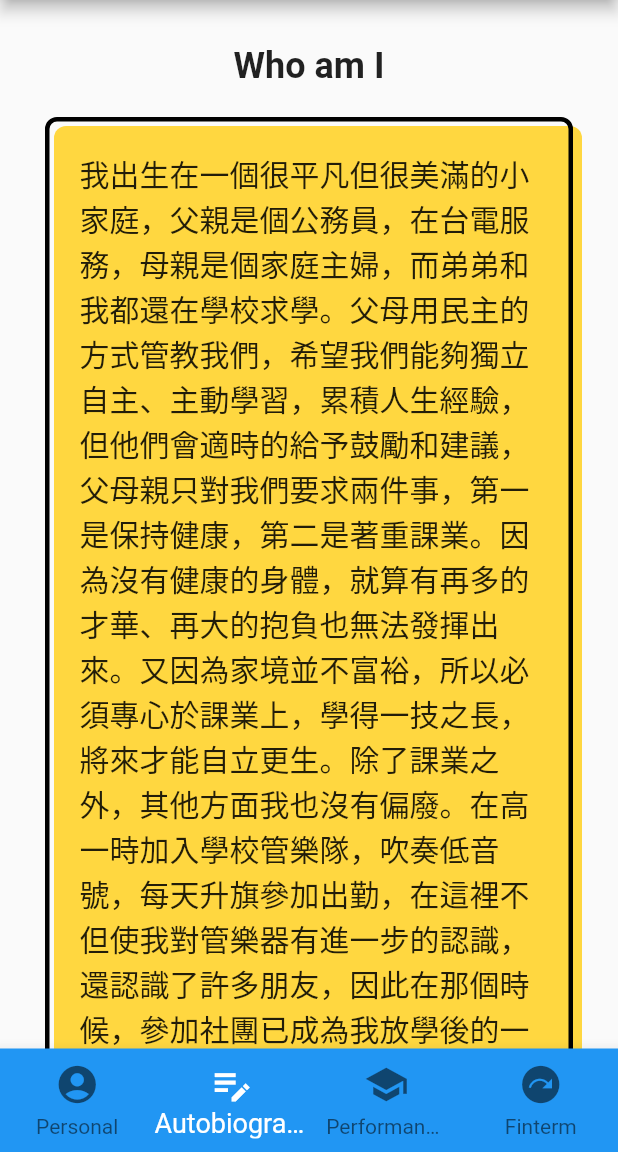
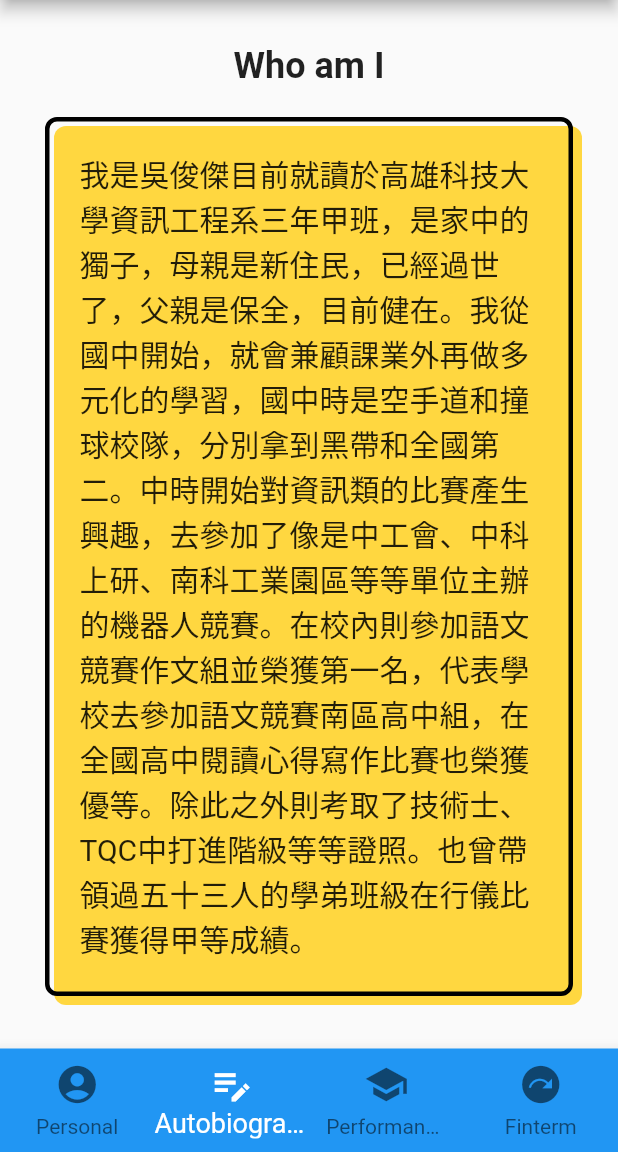
Before and after one commit to kevemwu/NKUST_C109151150_WuJunJie, a Flutter app: the screen it shows after launch, item 2 of the bottom bar chosen, on a phone screen of 412 x 824 dp, the part 84-1236 px from its top. Run offline on Flutter 3.47's test engine with Material 2 defaults, Android fonts, the phone set to English and light mode, and no system bars; our stand-ins replace audioplayers.

Commit message:
Update screen2.dart

```diff
--- a/lib/screen2.dart
+++ b/lib/screen2.dart
@@ -3,23 +3,17 @@ import 'package:audioplayers/audioplayers.dart';
 
 class screen2 extends StatelessWidget {
 
-  final String s1='我出生在一個很平凡但很美滿的小家庭，父親是個公務員，'
-      '在台電服務，母親是個家庭主婦，而弟弟和我都還在學校求學。'
-      '父母用民主的方式管教我們，希望我們能夠獨立自主、主動學習，'
-      '累積人生經驗，但他們會適時的給予鼓勵和建議，父母親只對'
-      '我們要求兩件事，第一是保持健康，第二是著重課業。因為沒有'
-      '健康的身體，就算有再多的才華、再大的抱負也無法發揮出來。'
-      '又因為家境並不富裕，所以必須專心於課業上，學得一技之長'
-      '，將來才能自立更生。除了課業之外，其他方面我也沒有偏廢。'
-      '在高一時加入學校管樂隊，吹奏低音號，每天升旗參加出勤，在'
-      '這裡不但使我對管樂器有進一步的認識，還認識了許多朋友，因此'
-      '在那個時候，參加社團已成為我放學後的一大休閒。而我最喜歡的'
-      '運動是棒球，我常在電視上或球場上觀賞職棒比賽，欣賞球員的美姿'
-      '，模仿其動作。我常利用課餘時間約同學一起出外打球，記得'
-      '在高二時，班上組隊參加班際壘球賽，那時我擔任隊長，防守二壘，'
-      '首先展開攻勢，激起球隊士氣，最後終以一分之差贏得了最後勝利。'
-      '除了棒球之外，我也很喜歡藍球、排球等，因此使得原本瘦弱的身體'
-      '，變得強壯許多。';
+  final String s1='我是吳俊傑目前就讀於高雄科技大學資訊工程系三年甲班，'
+      '是家中的獨子，母親是新住民，已經過世了，父親是保全，目前健在。'
+      '我從國中開始，就會兼顧課業外再做多元化的學習，'
+      '國中時是空手道和撞球校隊，分別拿到黑帶和全國第二。'
+      '中時開始對資訊類的比賽產生興趣，去參加了像是中工會'
+      '、中科上研、南科工業園區等等單位主辦的機器人競賽。'
+      '在校內則參加語文競賽作文組並榮獲第一名，'
+      '代表學校去參加語文競賽南區高中組，在全國高中閱讀心得寫作比賽'
+      '也榮獲優等。'
+      '除此之外則考取了技術士、TQC中打進階級等等證照。'
+      '也曾帶領過五十三人的學弟班級在行儀比賽獲得甲等成績。';
 
   const screen2({super.key});
 
@@ -49,55 +43,6 @@ class screen2 extends StatelessWidget {
             child:Text(s1,
               style: TextStyle(fontSize: 20),),
           ),
-
-          Container(
-            color: Colors.redAccent,
-            child: Image.asset('images/f1.jpg'),
-            height: 200,
-            width: 200,
-          ),
-          SizedBox(height: 30,),
-
-          Row(
-            mainAxisAlignment: MainAxisAlignment.spaceEvenly,
-            children: [
-              Container(
-                width: 150,
-                height: 150,
-                decoration: BoxDecoration(
-                  border: Border.all(
-                    width: 2,
-                    color: Colors.purple,
-                    style: BorderStyle.solid,
-                  ),
-                  borderRadius: BorderRadius.circular(30),
-                  image: DecorationImage(
-                    image: AssetImage('images/f1.jpg'),
-                    fit: BoxFit.cover ,
-                  ),
-                  color: Colors.white,
-                ),
-              ),
-              Container(
-                width: 150,
-                height: 150,
-                decoration: BoxDecoration(
-                  border: Border.all(
-                    width: 2,
-                    color: Colors.purple,
-                    style: BorderStyle.solid,
-                  ),
-                  borderRadius: BorderRadius.circular(30),
-                  image: DecorationImage(
-                    image: AssetImage('images/f1.jpg'),
-                    fit: BoxFit.cover ,
-                  ),
-                  color: Colors.white,
-                ),
-              ),
-
-            ],
-          ),
         ],
       ),
     );
```
